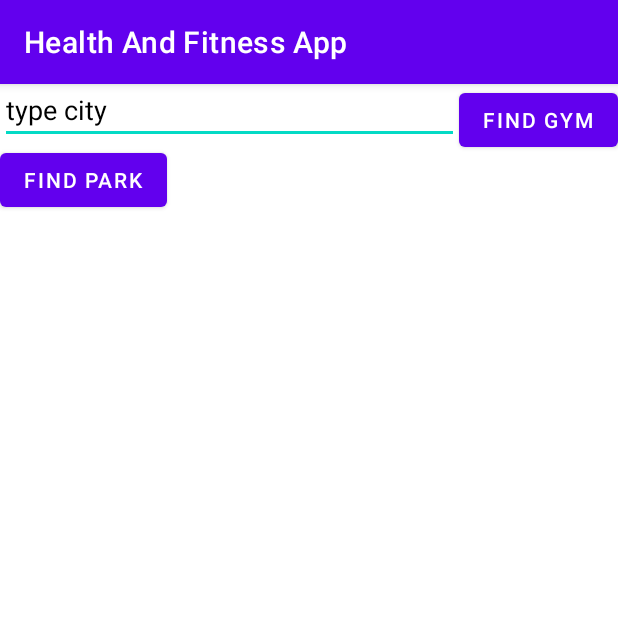
After one commit to future3004/Health-And-Fitness-App, an Android app: the GymParkActivity screen opened directly, with no data from a screen before it, on a phone screen of 412 x 824 dp, the top half of it. The commit adds this screen. Run offline under Robolectric (Android 15) with nearby library versions, the phone set to English and light mode, and no system bars; our stand-ins replace Volley; pictures from the network do not load.

Commit message:
added find gym and parks functionality - Richard Kalibbala

```diff
--- a/app/src/main/AndroidManifest.xml
+++ b/app/src/main/AndroidManifest.xml
@@ -3,7 +3,7 @@
     package="com.example.healthandfitnessapp">
 
     <uses-permission android:name="android.permission.ACCESS_COARSE_LOCATION" />
-    <uses-permission android:name="android.permission.ACCESS_FINE_LOCATION"/>
+    <uses-permission android:name="android.permission.ACCESS_FINE_LOCATION" />
     <uses-permission android:name="android.permission.INTERNET" />
 
     <application
@@ -13,6 +13,9 @@
         android:roundIcon="@mipmap/ic_launcher_round"
         android:supportsRtl="true"
         android:theme="@style/Theme.HealthAndFitnessApp">
+        <activity
+            android:name=".GymParkActivity"
+            android:exported="false" />
         <activity
             android:name=".GroceryStoresActivity"
             android:exported="false" />
--- /dev/null
+++ b/app/src/main/java/com/example/healthandfitnessapp/GymParkActivity.java
@@ -0,0 +1,108 @@
+package com.example.healthandfitnessapp;
+
+import androidx.appcompat.app.AppCompatActivity;
+import androidx.core.content.ContextCompat;
+import androidx.recyclerview.widget.DividerItemDecoration;
+import androidx.recyclerview.widget.LinearLayoutManager;
+import androidx.recyclerview.widget.RecyclerView;
+
+import android.graphics.drawable.Drawable;
+import android.os.Bundle;
+import android.widget.Button;
+import android.widget.EditText;
+import android.widget.TextView;
+import android.widget.Toast;
+
+import com.example.healthandfitnessapp.API.GooglePlacesAPI;
+import com.example.healthandfitnessapp.Controllers.GroceryStoresRecycleViewAdapter;
+import com.example.healthandfitnessapp.Models.StoreModel;
+
+import java.util.List;
+
+public class GymParkActivity extends AppCompatActivity {
+    private EditText searchEditText;
+    private Button findGymBtn, findParkBtn;
+    private TextView infoTextView;
+    private RecyclerView recyclerView;
+
+    private List<StoreModel> gymsList = null;
+    private List<StoreModel> parksList = null;
+    private GroceryStoresRecycleViewAdapter adapter;
+
+    @Override
+    protected void onCreate(Bundle savedInstanceState) {
+        super.onCreate(savedInstanceState);
+        setContentView(R.layout.activity_gym_park);
+        searchEditText = findViewById(R.id.gym_editText);
+        findGymBtn = findViewById(R.id.find_gym_button);
+        findParkBtn = findViewById(R.id.find_park_button);
+        infoTextView = findViewById(R.id.text_info);
+        recyclerView = findViewById(R.id.nearby_services_recycleView);
+
+        // places api provider
+        final GooglePlacesAPI googlePlacesAPI = new GooglePlacesAPI(GymParkActivity.this);
+
+        adapter = new GroceryStoresRecycleViewAdapter(GymParkActivity.this, gymsList);
+        LinearLayoutManager layoutManager = new LinearLayoutManager(this);
+        recyclerView.setLayoutManager(layoutManager);
+        recyclerView.setAdapter(adapter);
+
+        // adding a divider/separator between each store
+        DividerItemDecoration horizontalDecoration = new DividerItemDecoration(this,
+                DividerItemDecoration.VERTICAL);
+        Drawable horizontalDivider = ContextCompat.getDrawable(this, R.drawable.horizontal_divider);
+        assert horizontalDivider != null;
+        horizontalDecoration.setDrawable(horizontalDivider);
+        recyclerView.addItemDecoration(horizontalDecoration);
+
+        // onclick on find park button
+        findParkBtn.setOnClickListener(view -> {
+            infoTextView.setText("Parks : ");
+
+            String city = searchEditText.getText().toString().trim();
+
+            googlePlacesAPI.fetchForGymsAndParks("park", city, new GooglePlacesAPI.FetchGymsParkCallback() {
+                @Override
+                public void onResponse(List<StoreModel> list) {
+                    parksList = list;
+
+                    // update the adapter with new stores
+                    adapter.setItems(list);
+                    adapter.notifyDataSetChanged();
+                }
+
+                @Override
+                public void onError(String message) {
+                    Toast.makeText(getApplicationContext(), "Error: " + message, Toast.LENGTH_SHORT).show();
+
+                }
+            });
+        });
+
+        // onclick on find gym button
+        findGymBtn.setOnClickListener(view -> {
+            infoTextView.setText("Your Gyms options: ");
+
+
+            String city = searchEditText.getText().toString().trim();
+
+            googlePlacesAPI.fetchForGymsAndParks("gym", city, new GooglePlacesAPI.FetchGymsParkCallback() {
+                @Override
+                public void onResponse(List<StoreModel> list) {
+                    gymsList = list;
+
+                    // update the adapter with new stores
+                    adapter.setItems(list);
+                    adapter.notifyDataSetChanged();
+                }
+
+                @Override
+                public void onError(String message) {
+                    Toast.makeText(getApplicationContext(), "Error: " + message, Toast.LENGTH_SHORT).show();
+
+                }
+            });
+        });
+
+    }
+}
--- a/app/src/main/java/com/example/healthandfitnessapp/MainActivity.java
+++ b/app/src/main/java/com/example/healthandfitnessapp/MainActivity.java
@@ -134,6 +134,10 @@ public class MainActivity extends AppCompatActivity {
                 // go to grocery store page
                 startActivity(new Intent(MainActivity.this, GroceryStoresActivity.class));
                 return true;
+            case R.id.action_gymsAndParks:
+                // go to gym and park page
+                startActivity(new Intent(MainActivity.this, GymParkActivity.class));
+                return true;
             default:
                 return super.onOptionsItemSelected(item);
         }
--- /dev/null
+++ b/app/src/main/res/layout/activity_gym_park.xml
@@ -0,0 +1,51 @@
+<?xml version="1.0" encoding="utf-8"?>
+<RelativeLayout xmlns:android="http://schemas.android.com/apk/res/android"
+    xmlns:app="http://schemas.android.com/apk/res-auto"
+    xmlns:tools="http://schemas.android.com/tools"
+    android:layout_width="match_parent"
+    android:layout_height="match_parent"
+    tools:context=".GymParkActivity">
+
+    <EditText
+        android:id="@+id/gym_editText"
+        android:layout_width="match_parent"
+        android:textColor="@android:color/black"
+        android:textColorHint="@android:color/black"
+        android:hint="type city"
+        android:layout_height="40dp"
+        android:layout_alignParentTop="true"
+        android:layout_toStartOf="@+id/find_gym_button" />
+
+    <Button
+        android:id="@+id/find_gym_button"
+        android:layout_width="wrap_content"
+        android:layout_height="wrap_content"
+        android:layout_alignParentEnd="true"
+        android:text="Find Gym" />
+
+    <Button
+        android:id="@+id/find_park_button"
+        android:layout_below="@+id/gym_editText"
+        android:layout_width="wrap_content"
+        android:layout_height="wrap_content"
+        android:text="Find Park" />
+
+    <TextView
+        android:id="@+id/text_info"
+        android:layout_below="@+id/find_park_button"
+        android:layout_width="wrap_content"
+        android:layout_height="wrap_content"
+        android:layout_margin="10dp"
+        android:textColor="@android:color/black"
+        android:textSize="20sp"
+        />
+
+    <androidx.recyclerview.widget.RecyclerView
+        android:id="@+id/nearby_services_recycleView"
+        android:layout_width="match_parent"
+        android:layout_height="match_parent"
+        android:layout_below="@+id/text_info"
+        android:layout_marginTop="5dp"
+        android:scrollbars="vertical"/>
+
+</RelativeLayout>
--- a/app/src/main/res/menu/healthy_store_menu.xml
+++ b/app/src/main/res/menu/healthy_store_menu.xml
@@ -7,6 +7,11 @@
         android:icon="@drawable/outline_local_grocery_store_24"
         app:showAsAction="always"/>
 
+    <item android:id="@+id/action_gymsAndParks"
+        android:title="@string/goTo_grocery"
+        android:icon="@drawable/outline_search_24"
+        app:showAsAction="ifRoom"/>
+
 
 </menu>
 
```
Also changed, not shown: app/src/main/java/com/example/healthandfitnessapp/API/GooglePlacesAPI.java (+80 -3 lines).
